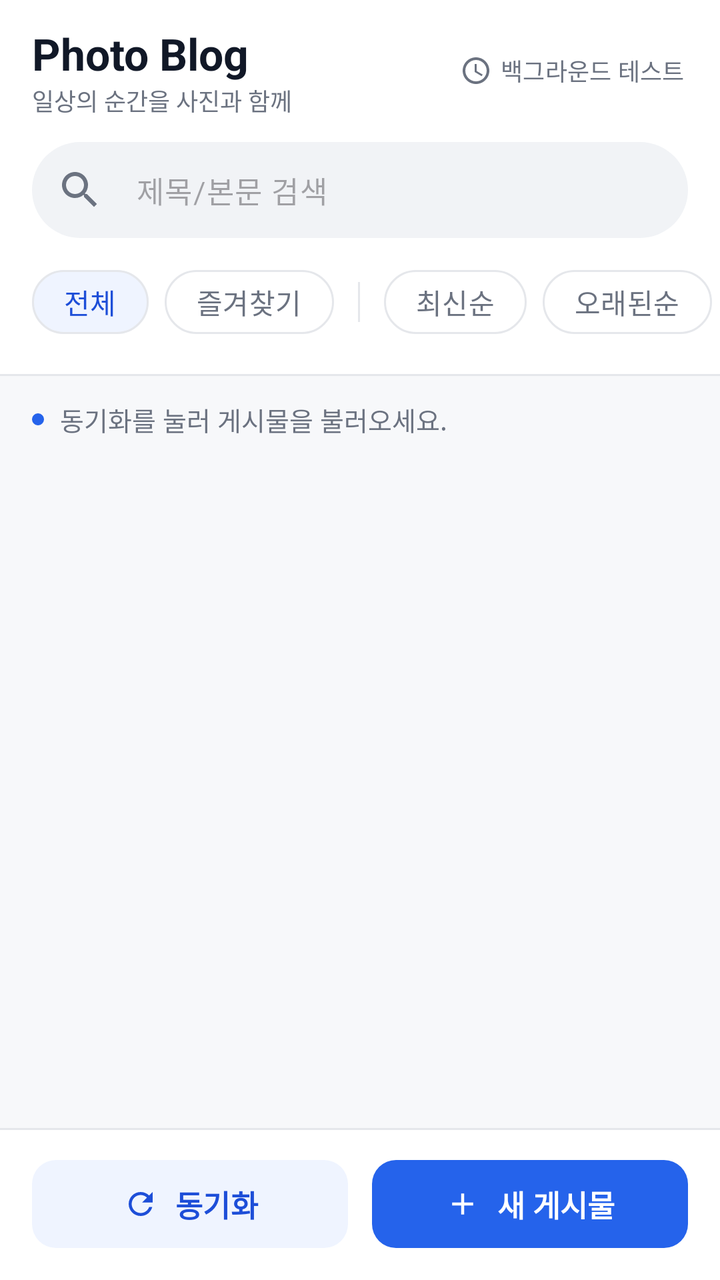
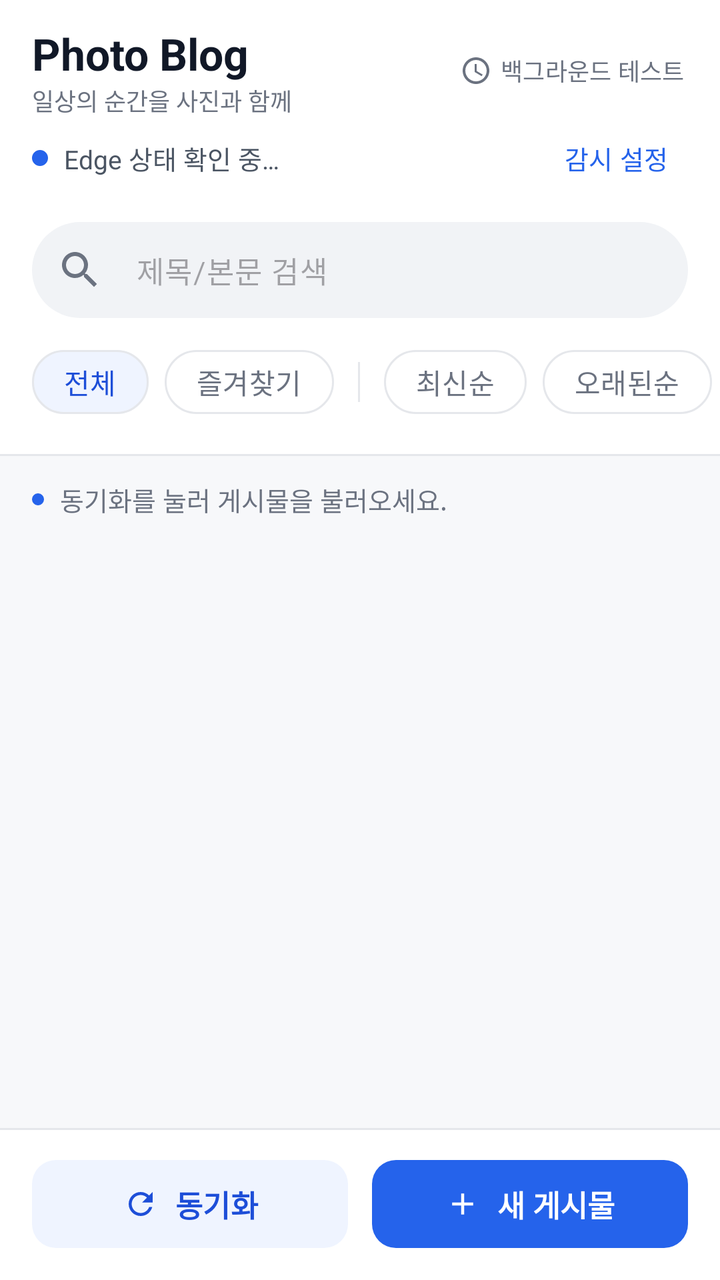

Compare the two renders of this Android layout. The source of the first and the diff that turns it into the second are given below.
<!-- AndroidManifest.xml: application theme Theme.PhotoViewer -->
<!-- res/layout/activity_main.xml -->
<?xml version="1.0" encoding="utf-8"?>
<LinearLayout xmlns:android="http://schemas.android.com/apk/res/android"
    xmlns:app="http://schemas.android.com/apk/res-auto"
    xmlns:tools="http://schemas.android.com/tools"
    android:id="@+id/main"
    android:layout_width="match_parent"
    android:layout_height="match_parent"
    android:background="@color/pb_surface"
    android:orientation="vertical"
    tools:context=".MainActivity">

    
    <LinearLayout
        android:layout_width="match_parent"
        android:layout_height="wrap_content"
        android:background="@color/pb_surface"
        android:orientation="vertical"
        android:paddingTop="@dimen/space_md"
        android:paddingBottom="@dimen/space_md">

        <LinearLayout
            android:layout_width="match_parent"
            android:layout_height="wrap_content"
            android:gravity="center_vertical"
            android:orientation="horizontal"
            android:paddingStart="@dimen/screen_padding"
            android:paddingEnd="@dimen/space_sm">

            <LinearLayout
                android:layout_width="0dp"
                android:layout_height="wrap_content"
                android:layout_weight="1"
                android:orientation="vertical">

                <TextView
                    android:layout_width="wrap_content"
                    android:layout_height="wrap_content"
                    android:text="@string/main_title"
                    android:textColor="@color/pb_text"
                    android:textSize="@dimen/text_app_title"
                    android:textStyle="bold" />

                <TextView
                    android:layout_width="wrap_content"
                    android:layout_height="wrap_content"
                    android:text="@string/main_subtitle"
                    android:textColor="@color/pb_muted"
                    android:textSize="@dimen/text_caption" />
            </LinearLayout>

            
            <com.google.android.material.button.MaterialButton
                android:id="@+id/btnTestBackgroundSync"
                style="@style/Widget.Material3.Button.TextButton"
                android:layout_width="wrap_content"
                android:layout_height="wrap_content"
                android:minHeight="40dp"
                android:onClick="onClickTestBackgroundSync"
                android:paddingStart="10dp"
                android:paddingEnd="10dp"
                android:text="@string/action_test_background_sync"
                android:textColor="@color/pb_muted"
                android:textSize="12sp"
                app:icon="@drawable/ic_schedule"
                app:iconPadding="4dp"
                app:iconSize="16dp"
                app:iconTint="@color/pb_muted" />
        </LinearLayout>

        
        <com.google.android.material.textfield.TextInputLayout
            style="@style/PhotoBlog.SearchInput"
            android:layout_width="match_parent"
            android:layout_height="wrap_content"
            android:layout_marginStart="@dimen/screen_padding"
            android:layout_marginTop="@dimen/space_md"
            android:layout_marginEnd="@dimen/screen_padding"
            app:endIconMode="clear_text"
            app:hintEnabled="false"
            app:startIconDrawable="@drawable/ic_search"
            app:startIconTint="@color/pb_muted">

            <com.google.android.material.textfield.TextInputEditText
                android:id="@+id/searchInput"
                android:layout_width="match_parent"
                android:layout_height="48dp"
                android:hint="@string/search_hint"
                android:imeOptions="actionDone"
                android:inputType="text"
                android:maxLines="1"
                android:paddingTop="0dp"
                android:paddingBottom="0dp"
                android:textSize="15sp" />
        </com.google.android.material.textfield.TextInputLayout>

        
        <HorizontalScrollView
            android:layout_width="match_parent"
            android:layout_height="wrap_content"
            android:layout_marginTop="@dimen/space_sm"
            android:clipToPadding="false"
            android:paddingStart="@dimen/screen_padding"
            android:paddingEnd="@dimen/screen_padding"
            android:scrollbars="none">

            <LinearLayout
                android:layout_width="wrap_content"
                android:layout_height="wrap_content"
                android:gravity="center_vertical"
                android:orientation="horizontal">

                <com.google.android.material.chip.ChipGroup
                    android:id="@+id/filterChipGroup"
                    android:layout_width="wrap_content"
                    android:layout_height="wrap_content"
                    app:checkedChip="@id/btnFilterAll"
                    app:chipSpacingHorizontal="@dimen/space_sm"
                    app:selectionRequired="true"
                    app:singleLine="true"
                    app:singleSelection="true">

                    <com.google.android.material.chip.Chip
                        android:id="@+id/btnFilterAll"
                        style="@style/PhotoBlog.Chip"
                        android:layout_width="wrap_content"
                        android:layout_height="wrap_content"
                        android:text="@string/filter_all" />

                    <com.google.android.material.chip.Chip
                        android:id="@+id/btnFilterFavorites"
                        style="@style/PhotoBlog.Chip"
                        android:layout_width="wrap_content"
                        android:layout_height="wrap_content"
                        android:text="@string/filter_favorites" />
                </com.google.android.material.chip.ChipGroup>

                <View
                    android:layout_width="1dp"
                    android:layout_height="20dp"
                    android:layout_marginStart="@dimen/space_md"
                    android:layout_marginEnd="@dimen/space_md"
                    android:background="@color/pb_border" />

                <com.google.android.material.chip.ChipGroup
                    android:id="@+id/sortChipGroup"
                    android:layout_width="wrap_content"
                    android:layout_height="wrap_content"
                    app:chipSpacingHorizontal="@dimen/space_sm"
                    app:selectionRequired="true"
                    app:singleLine="true"
                    app:singleSelection="true">

                    <com.google.android.material.chip.Chip
                        android:id="@+id/btnSortNewest"
                        style="@style/PhotoBlog.Chip"
                        android:layout_width="wrap_content"
                        android:layout_height="wrap_content"
                        android:text="@string/sort_newest" />

                    <com.google.android.material.chip.Chip
                        android:id="@+id/btnSortOldest"
                        style="@style/PhotoBlog.Chip"
                        android:layout_width="wrap_content"
                        android:layout_height="wrap_content"
                        android:text="@string/sort_oldest" />
                </com.google.android.material.chip.ChipGroup>
            </LinearLayout>
        </HorizontalScrollView>
    </LinearLayout>

    <View style="@style/PhotoBlog.Divider" />

    
    <LinearLayout
        android:layout_width="match_parent"
        android:layout_height="0dp"
        android:layout_weight="1"
        android:background="@color/pb_background"
        android:orientation="vertical">

        
        <LinearLayout
            android:id="@+id/offlineBanner"
            android:layout_width="match_parent"
            android:layout_height="wrap_content"
            android:layout_marginStart="@dimen/screen_padding"
            android:layout_marginTop="@dimen/space_md"
            android:layout_marginEnd="@dimen/screen_padding"
            android:background="@drawable/bg_offline_banner"
            android:gravity="center_vertical"
            android:orientation="horizontal"
            android:padding="@dimen/space_md"
            android:visibility="gone"
            tools:visibility="visible">

            <ImageView
                android:layout_width="22dp"
                android:layout_height="22dp"
                android:importantForAccessibility="no"
                android:src="@drawable/ic_warning"
                app:tint="@color/pb_warning_icon" />

            <LinearLayout
                android:layout_width="0dp"
                android:layout_height="wrap_content"
                android:layout_marginStart="@dimen/space_md"
                android:layout_weight="1"
                android:orientation="vertical">

                <TextView
                    android:layout_width="wrap_content"
                    android:layout_height="wrap_content"
                    android:text="@string/offline_title"
                    android:textColor="@color/pb_warning_text"
                    android:textSize="14sp"
                    android:textStyle="bold" />

                <TextView
                    android:layout_width="wrap_content"
                    android:layout_height="wrap_content"
                    android:text="@string/offline_message"
                    android:textColor="@color/pb_warning_text"
                    android:textSize="@dimen/text_caption" />
            </LinearLayout>
        </LinearLayout>

        
        <LinearLayout
            android:layout_width="match_parent"
            android:layout_height="wrap_content"
            android:gravity="center_vertical"
            android:orientation="horizontal"
            android:paddingStart="@dimen/screen_padding"
            android:paddingTop="@dimen/space_md"
            android:paddingEnd="@dimen/screen_padding"
            android:paddingBottom="@dimen/space_xs">

            <View
                android:layout_width="6dp"
                android:layout_height="6dp"
                android:background="@drawable/bg_status_dot" />

            <TextView
                android:id="@+id/textView"
                android:layout_width="match_parent"
                android:layout_height="wrap_content"
                android:layout_marginStart="@dimen/space_sm"
                android:text="@string/status_initial"
                android:textColor="@color/pb_muted"
                android:textSize="@dimen/text_status" />
        </LinearLayout>

        <androidx.recyclerview.widget.RecyclerView
            android:id="@+id/recyclerView"
            android:layout_width="match_parent"
            android:layout_height="0dp"
            android:layout_weight="1"
            android:clipToPadding="false"
            android:orientation="vertical"
            android:paddingStart="@dimen/screen_padding"
            android:paddingTop="@dimen/space_xs"
            android:paddingEnd="@dimen/screen_padding"
            android:paddingBottom="@dimen/space_lg"
            tools:listitem="@layout/item_image" />
    </LinearLayout>

    
    <LinearLayout
        android:layout_width="match_parent"
        android:layout_height="wrap_content"
        android:background="@drawable/bg_bottom_bar"
        android:orientation="horizontal"
        android:paddingStart="@dimen/screen_padding"
        android:paddingTop="@dimen/space_md"
        android:paddingEnd="@dimen/screen_padding"
        android:paddingBottom="@dimen/space_md">

        <com.google.android.material.button.MaterialButton
            android:id="@+id/btn_load"
            style="@style/PhotoBlog.Button.Tonal"
            android:layout_width="0dp"
            android:layout_height="wrap_content"
            android:layout_weight="1"
            android:onClick="onClickDownload"
            android:text="@string/action_sync"
            app:icon="@drawable/ic_sync"
            app:iconGravity="textStart" />

        <com.google.android.material.button.MaterialButton
            android:id="@+id/btn_save"
            style="@style/PhotoBlog.Button.Filled"
            android:layout_width="0dp"
            android:layout_height="wrap_content"
            android:layout_marginStart="@dimen/space_md"
            android:layout_weight="1"
            android:onClick="onClickUpload"
            android:text="@string/action_new_post"
            app:icon="@drawable/ic_add"
            app:iconGravity="textStart" />
    </LinearLayout>

</LinearLayout>
<!-- res/layout/item_image.xml (included above) -->
<?xml version="1.0" encoding="utf-8"?>
<com.google.android.material.card.MaterialCardView xmlns:android="http://schemas.android.com/apk/res/android"
    xmlns:app="http://schemas.android.com/apk/res-auto"
    style="@style/PhotoBlog.Card"
    android:layout_width="match_parent"
    android:layout_height="wrap_content"
    android:layout_marginTop="@dimen/space_sm"
    android:layout_marginBottom="@dimen/space_sm">

    <LinearLayout
        android:layout_width="match_parent"
        android:layout_height="wrap_content"
        android:orientation="vertical">

        <FrameLayout
            android:layout_width="match_parent"
            android:layout_height="@dimen/item_image_height"
            android:background="@color/pb_surface_variant">

            <ImageView
                android:id="@+id/imageViewItem"
                android:layout_width="match_parent"
                android:layout_height="match_parent"
                android:background="@color/pb_surface_variant"
                android:contentDescription="@string/cd_post_image"
                android:scaleType="centerCrop" />

            <TextView
                android:id="@+id/noImageLabelItem"
                android:layout_width="wrap_content"
                android:layout_height="wrap_content"
                android:layout_gravity="center"
                android:drawablePadding="@dimen/space_sm"
                android:gravity="center"
                android:text="@string/no_image"
                android:textColor="@color/pb_hint"
                android:textSize="@dimen/text_preview"
                android:visibility="gone"
                app:drawableTint="@color/pb_hint"
                app:drawableTopCompat="@drawable/ic_image" />
        </FrameLayout>

        <LinearLayout
            android:layout_width="match_parent"
            android:layout_height="wrap_content"
            android:orientation="vertical"
            android:paddingStart="@dimen/space_lg"
            android:paddingTop="@dimen/space_md"
            android:paddingEnd="@dimen/space_sm"
            android:paddingBottom="@dimen/space_lg">

            <LinearLayout
                android:layout_width="match_parent"
                android:layout_height="wrap_content"
                android:gravity="center_vertical"
                android:orientation="horizontal">

                <TextView
                    android:id="@+id/itemTitle"
                    android:layout_width="0dp"
                    android:layout_height="wrap_content"
                    android:layout_weight="1"
                    android:ellipsize="end"
                    android:maxLines="1"
                    android:textColor="@color/pb_text"
                    android:textSize="@dimen/text_item_title"
                    android:textStyle="bold" />

                
                <TextView
                    android:id="@+id/favoriteIcon"
                    android:layout_width="44dp"
                    android:layout_height="44dp"
                    android:background="?attr/selectableItemBackgroundBorderless"
                    android:clickable="true"
                    android:contentDescription="@string/cd_favorite"
                    android:focusable="true"
                    android:gravity="center"
                    android:text="♡"
                    android:textColor="@color/pb_favorite"
                    android:textSize="@dimen/text_heart" />
            </LinearLayout>

            
            <TextView
                android:id="@+id/itemText"
                android:layout_width="match_parent"
                android:layout_height="wrap_content"
                android:layout_marginEnd="@dimen/space_sm"
                android:ellipsize="end"
                android:lineSpacingExtra="2dp"
                android:maxLines="2"
                android:textColor="@color/pb_text_secondary"
                android:textSize="@dimen/text_preview" />

            <TextView
                android:id="@+id/itemDate"
                android:layout_width="match_parent"
                android:layout_height="wrap_content"
                android:layout_marginTop="@dimen/space_sm"
                android:textColor="@color/pb_hint"
                android:textSize="@dimen/text_caption" />
        </LinearLayout>
    </LinearLayout>
</com.google.android.material.card.MaterialCardView>
<!-- resources referenced by this layout -->
<resources>
  <color name="pb_background">#FFF7F8FA</color>
  <color name="pb_border">#FFE5E7EB</color>
  <color name="pb_favorite">#FFE11D48</color>
  <color name="pb_hint">#FF9CA3AF</color>
  <color name="pb_muted">#FF6B7280</color>
  <color name="pb_surface">#FFFFFFFF</color>
  <color name="pb_surface_variant">#FFF1F3F6</color>
  <color name="pb_text">#FF111827</color>
  <color name="pb_text_secondary">#FF4B5563</color>
  <color name="pb_warning_icon">#FFD97706</color>
  <color name="pb_warning_text">#FF92400E</color>
  <dimen name="item_image_height">190dp</dimen>
  <dimen name="screen_padding">16dp</dimen>
  <dimen name="space_lg">16dp</dimen>
  <dimen name="space_md">12dp</dimen>
  <dimen name="space_sm">8dp</dimen>
  <dimen name="space_xs">4dp</dimen>
  <dimen name="text_app_title">22sp</dimen>
  <dimen name="text_caption">12sp</dimen>
  <dimen name="text_heart">24sp</dimen>
  <dimen name="text_item_title">17sp</dimen>
  <dimen name="text_preview">14sp</dimen>
  <dimen name="text_status">13sp</dimen>
  <!-- drawable bg_status_dot (drawable) -->
  <?xml version="1.0" encoding="utf-8"?>
  <shape xmlns:android="http://schemas.android.com/apk/res/android"
      android:shape="oval">
      <solid android:color="@color/pb_primary" />
      <size
          android:width="6dp"
          android:height="6dp" />
  </shape>
  <string name="action_new_post">새 게시물</string>
  <string name="action_sync">동기화</string>
  <string name="action_test_background_sync">백그라운드 테스트</string>
  <string name="cd_favorite">즐겨찾기</string>
  <string name="cd_post_image">게시물 이미지</string>
  <string name="filter_all">전체</string>
  <string name="filter_favorites">즐겨찾기</string>
  <string name="main_subtitle">일상의 순간을 사진과 함께</string>
  <string name="main_title">Photo Blog</string>
  <string name="no_image">이미지 없음</string>
  <string name="offline_message">저장된 게시물을 표시합니다.</string>
  <string name="offline_title">오프라인 모드</string>
  <string name="search_hint">제목/본문 검색</string>
  <string name="sort_newest">최신순</string>
  <string name="sort_oldest">오래된순</string>
  <string name="status_initial">동기화를 눌러 게시물을 불러오세요.</string>
  <style name="PhotoBlog.Button.Filled" parent="Widget.Material3.Button">
          <item name="android:minHeight">@dimen/button_height</item>
          <item name="android:textSize">15sp</item>
          <item name="android:textStyle">bold</item>
          <item name="cornerRadius">@dimen/radius_button</item>
      </style>
  <style name="PhotoBlog.Card" parent="Widget.Material3.CardView.Elevated">
          <item name="cardCornerRadius">@dimen/radius_card</item>
          <item name="cardElevation">@dimen/card_elevation</item>
          <item name="cardBackgroundColor">@color/pb_surface</item>
      </style>
  <style name="PhotoBlog.Chip" parent="Widget.Material3.Chip.Filter">
          <item name="chipCornerRadius">20dp</item>
          <item name="android:textSize">14sp</item>
          <item name="chipStrokeColor">@color/pb_border</item>
          <item name="checkedIconVisible">false</item>
      </style>
  <style name="PhotoBlog.Divider" parent="">
          <item name="android:layout_width">match_parent</item>
          <item name="android:layout_height">1dp</item>
          <item name="android:background">@color/pb_border</item>
      </style>
  <style name="Theme.PhotoViewer" parent="Base.Theme.PhotoViewer" />
  <color name="pb_warning_bg">#FFFFF7E6</color>
  <color name="pb_warning_border">#FFFCD9A0</color>
  <dimen name="radius_input">12dp</dimen>
  <color name="pb_primary">#FF2563EB</color>
  <dimen name="button_height">52dp</dimen>
  <dimen name="radius_button">12dp</dimen>
  <dimen name="radius_card">16dp</dimen>
  <dimen name="card_elevation">2dp</dimen>
  <color name="pb_on_primary">#FFFFFFFF</color>
  <color name="pb_primary_soft">#FFEFF4FF</color>
  <color name="pb_primary_dark">#FF1D4ED8</color>
  <color name="pb_error">#FFDC2626</color>
  <!-- unchanged entries left out for length: 12 -->
</resources>

<!-- the commit's change to res/layout/activity_main.xml (unified diff, before → after) -->
@@ -68,6 +68,44 @@
         </LinearLayout>
 
         
+        <LinearLayout
+            android:layout_width="match_parent"
+            android:layout_height="wrap_content"
+            android:gravity="center_vertical"
+            android:orientation="horizontal"
+            android:paddingStart="@dimen/screen_padding"
+            android:paddingEnd="@dimen/space_sm">
+
+            <View
+                android:id="@+id/edgeStatusDot"
+                android:layout_width="8dp"
+                android:layout_height="8dp"
+                android:background="@drawable/bg_status_dot" />
+
+            <TextView
+                android:id="@+id/edgeStatusText"
+                android:layout_width="0dp"
+                android:layout_height="wrap_content"
+                android:layout_marginStart="@dimen/space_sm"
+                android:layout_weight="1"
+                android:maxLines="1"
+                android:ellipsize="end"
+                android:text="@string/edge_status_loading"
+                android:textColor="@color/pb_text_secondary"
+                android:textSize="@dimen/text_status" />
+
+            <com.google.android.material.button.MaterialButton
+                android:id="@+id/btnMonitorSettings"
+                style="@style/Widget.Material3.Button.TextButton"
+                android:layout_width="wrap_content"
+                android:layout_height="wrap_content"
+                android:minHeight="40dp"
+                android:onClick="onClickMonitorSettings"
+                android:text="@string/action_monitor_settings"
+                android:textSize="13sp" />
+        </LinearLayout>
+
+        
         <com.google.android.material.textfield.TextInputLayout
             style="@style/PhotoBlog.SearchInput"
             android:layout_width="match_parent"
<!-- resource entries referenced after the edit -->
@@ -32,11 +32,13 @@
           android:width="6dp"
           android:height="6dp" />
   </shape>
+  <string name="action_monitor_settings">감시 설정</string>
   <string name="action_new_post">새 게시물</string>
   <string name="action_sync">동기화</string>
   <string name="action_test_background_sync">백그라운드 테스트</string>
   <string name="cd_favorite">즐겨찾기</string>
   <string name="cd_post_image">게시물 이미지</string>
+  <string name="edge_status_loading">Edge 상태 확인 중…</string>
   <string name="filter_all">전체</string>
   <string name="filter_favorites">즐겨찾기</string>
   <string name="main_subtitle">일상의 순간을 사진과 함께</string>
